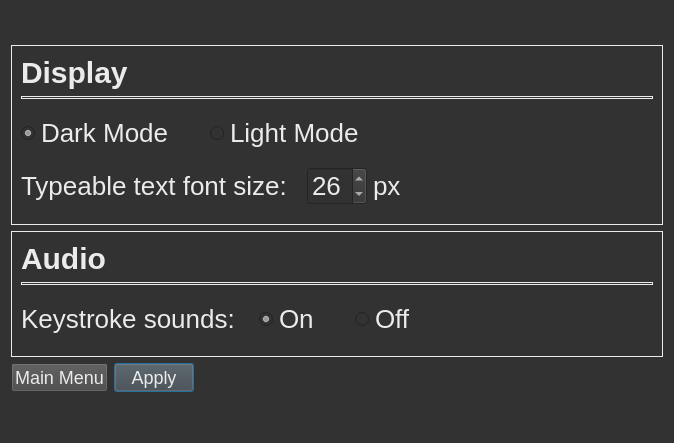
Before: the Qt Designer form speed-typer/source_ui/settingsWindow.ui in Rolv-Apneseth/ps-typer, drawn with Qt 5.
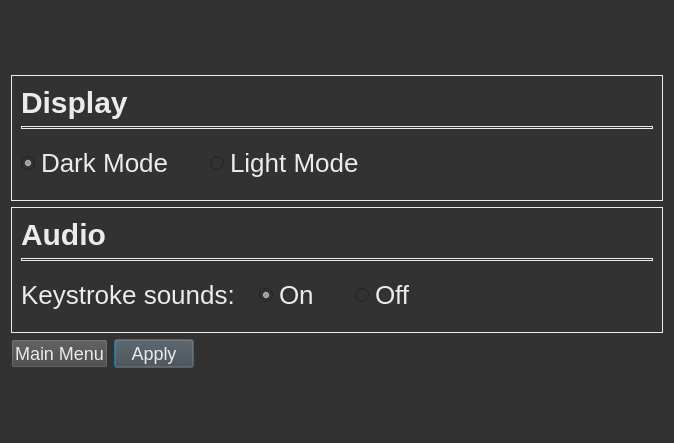
After: the same form once the commit is applied.

Commit message: Removed option for selecting font-size, for now

```diff
--- a/speed-typer/source_ui/settingsWindow.ui
+++ b/speed-typer/source_ui/settingsWindow.ui
@@ -174,78 +174,6 @@
         </item>
        </layout>
       </item>
-      <item>
-       <spacer name="verticalSpacer_5">
-        <property name="orientation">
-         <enum>Qt::Vertical</enum>
-        </property>
-        <property name="sizeType">
-         <enum>QSizePolicy::Fixed</enum>
-        </property>
-        <property name="sizeHint" stdset="0">
-         <size>
-          <width>20</width>
-          <height>10</height>
-         </size>
-        </property>
-       </spacer>
-      </item>
-      <item>
-       <layout class="QHBoxLayout" name="horizontalLayout_2">
-        <item>
-         <widget class="QLabel" name="labelFontSize">
-          <property name="sizePolicy">
-           <sizepolicy hsizetype="Preferred" vsizetype="Preferred">
-            <horstretch>4</horstretch>
-            <verstretch>0</verstretch>
-           </sizepolicy>
-          </property>
-          <property name="font">
-           <font>
-            <pointsize>-1</pointsize>
-           </font>
-          </property>
-          <property name="text">
-           <string>Typeable text font size: </string>
-          </property>
-         </widget>
-        </item>
-        <item>
-         <widget class="QSpinBox" name="spinBoxPixel">
-          <property name="minimum">
-           <number>8</number>
-          </property>
-          <property name="maximum">
-           <number>98</number>
-          </property>
-          <property name="singleStep">
-           <number>2</number>
-          </property>
-          <property name="value">
-           <number>26</number>
-          </property>
-         </widget>
-        </item>
-        <item>
-         <widget class="QLabel" name="labelPixel">
-          <property name="sizePolicy">
-           <sizepolicy hsizetype="Preferred" vsizetype="Preferred">
-            <horstretch>4</horstretch>
-            <verstretch>0</verstretch>
-           </sizepolicy>
-          </property>
-          <property name="font">
-           <font>
-            <pointsize>-1</pointsize>
-           </font>
-          </property>
-          <property name="text">
-           <string>px</string>
-          </property>
-         </widget>
-        </item>
-       </layout>
-      </item>
       <item>
        <spacer name="verticalSpacer_6">
         <property name="orientation">
```
The commit also changes 1 other file.
